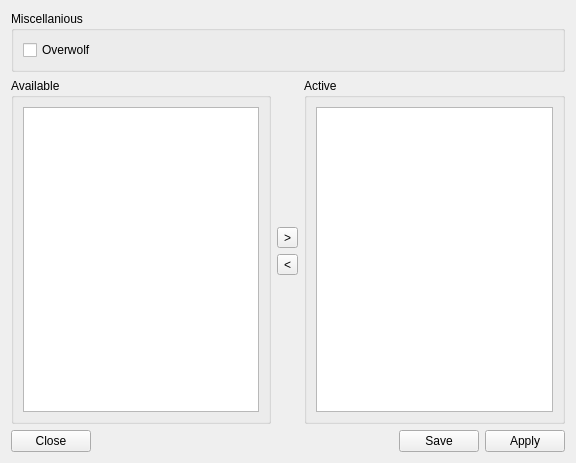
Before: the Qt Designer form scripts/customBadges/badges.ui in Bluscream/pyTSon_plugins, drawn with Qt 5.
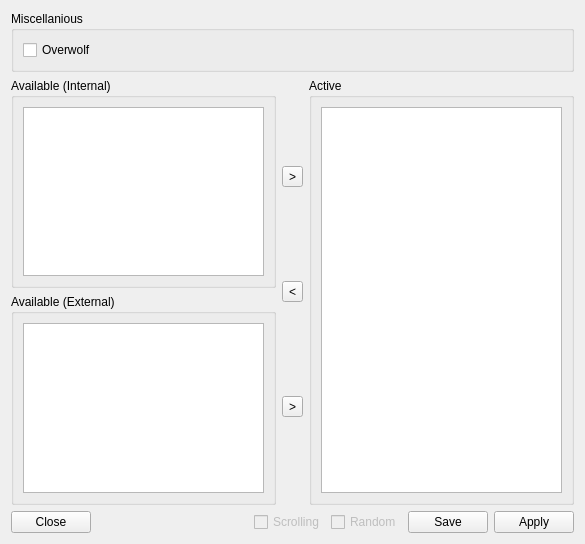
After: the same form once the commit is applied.

Diff of the .ui file:
```diff
--- a/scripts/customBadges/badges.ui
+++ b/scripts/customBadges/badges.ui
@@ -6,52 +6,28 @@
    <rect>
     <x>0</x>
     <y>0</y>
-    <width>576</width>
-    <height>463</height>
+    <width>585</width>
+    <height>544</height>
    </rect>
   </property>
   <property name="windowTitle">
    <string>Form</string>
   </property>
-  <layout class="QVBoxLayout" name="verticalLayout_2">
+  <layout class="QVBoxLayout" name="verticalLayout_3">
    <item>
     <widget class="QGroupBox" name="groupBox_3">
      <property name="title">
       <string>Miscellanious</string>
      </property>
-     <layout class="QGridLayout" name="gridLayout_3">
-      <item row="0" column="3">
-       <widget class="QLabel" name="badge1">
-        <property name="enabled">
-         <bool>true</bool>
-        </property>
-        <property name="text">
-         <string/>
-        </property>
-       </widget>
-      </item>
-      <item row="0" column="4">
-       <widget class="QLabel" name="badge2">
-        <property name="text">
-         <string/>
-        </property>
-       </widget>
-      </item>
-      <item row="0" column="0">
+     <layout class="QHBoxLayout" name="horizontalLayout_3">
+      <item>
        <widget class="QCheckBox" name="chk_overwolf">
         <property name="text">
          <string>Overwolf</string>
         </property>
        </widget>
       </item>
-      <item row="0" column="5">
-       <widget class="QLabel" name="badge3">
-        <property name="text">
-         <string/>
-        </property>
-       </widget>
-      </item>
-      <item row="0" column="1">
+      <item>
        <spacer name="horizontalSpacer">
         <property name="orientation">
          <enum>Qt::Horizontal</enum>
@@ -64,26 +40,70 @@
         </property>
        </spacer>
       </item>
+      <item>
+       <widget class="QLabel" name="badge1">
+        <property name="enabled">
+         <bool>true</bool>
+        </property>
+        <property name="text">
+         <string/>
+        </property>
+       </widget>
+      </item>
+      <item>
+       <widget class="QLabel" name="badge2">
+        <property name="text">
+         <string/>
+        </property>
+       </widget>
+      </item>
+      <item>
+       <widget class="QLabel" name="badge3">
+        <property name="text">
+         <string/>
+        </property>
+       </widget>
+      </item>
      </layout>
     </widget>
    </item>
    <item>
     <layout class="QHBoxLayout" name="horizontalLayout">
      <item>
-      <widget class="QGroupBox" name="groupBox">
-       <property name="title">
-        <string>Available</string>
-       </property>
-       <layout class="QGridLayout" name="gridLayout_2">
-        <item row="0" column="0">
-         <widget class="QListWidget" name="lst_available">
-          <property name="sortingEnabled">
-           <bool>true</bool>
-          </property>
-         </widget>
-        </item>
-       </layout>
-      </widget>
+      <layout class="QVBoxLayout" name="verticalLayout_2">
+       <item>
+        <widget class="QGroupBox" name="groupBox_4">
+         <property name="title">
+          <string>Available (Internal)</string>
+         </property>
+         <layout class="QGridLayout" name="gridLayout_3">
+          <item row="0" column="0">
+           <widget class="QListWidget" name="lst_available">
+            <property name="sortingEnabled">
+             <bool>true</bool>
+            </property>
+           </widget>
+          </item>
+         </layout>
+        </widget>
+       </item>
+       <item>
+        <widget class="QGroupBox" name="groupBox_5">
+         <property name="title">
+          <string>Available (External)</string>
+         </property>
+         <layout class="QGridLayout" name="gridLayout_2">
+          <item row="0" column="0">
+           <widget class="QListWidget" name="lst_available_ext">
+            <property name="sortingEnabled">
+             <bool>true</bool>
+            </property>
+           </widget>
+          </item>
+         </layout>
+        </widget>
+       </item>
+      </layout>
      </item>
      <item>
       <layout class="QVBoxLayout" name="verticalLayout">
@@ -107,6 +127,19 @@
          </property>
         </widget>
        </item>
+       <item>
+        <spacer name="verticalSpacer_3">
+         <property name="orientation">
+          <enum>Qt::Vertical</enum>
+         </property>
+         <property name="sizeHint" stdset="0">
+          <size>
+           <width>20</width>
+           <height>40</height>
+          </size>
+         </property>
+        </spacer>
+       </item>
        <item>
         <widget class="QToolButton" name="btn_removeactive">
          <property name="text">
@@ -114,6 +147,26 @@
          </property>
         </widget>
        </item>
+       <item>
+        <spacer name="verticalSpacer_4">
+         <property name="orientation">
+          <enum>Qt::Vertical</enum>
+         </property>
+         <property name="sizeHint" stdset="0">
+          <size>
+           <width>20</width>
+           <height>40</height>
+          </size>
+         </property>
+        </spacer>
+       </item>
+       <item>
+        <widget class="QToolButton" name="btn_addactive_ext">
+         <property name="text">
+          <string>&gt;</string>
+         </property>
+        </widget>
+       </item>
        <item>
         <spacer name="verticalSpacer">
          <property name="orientation">
@@ -172,6 +225,32 @@
        </property>
       </spacer>
      </item>
+     <item>
+      <widget class="QCheckBox" name="chk_scrolling">
+       <property name="enabled">
+        <bool>false</bool>
+       </property>
+       <property name="toolTip">
+        <string>Scrolls through your selected badges</string>
+       </property>
+       <property name="text">
+        <string>Scrolling</string>
+       </property>
+      </widget>
+     </item>
+     <item>
+      <widget class="QCheckBox" name="chk_random">
+       <property name="enabled">
+        <bool>false</bool>
+       </property>
+       <property name="toolTip">
+        <string>Changes your selected badges randomly based on the antiflood settings of each server</string>
+       </property>
+       <property name="text">
+        <string>Random</string>
+       </property>
+      </widget>
+     </item>
      <item>
       <widget class="QPushButton" name="btn_save">
        <property name="text">
```
Left out of the diff: 2 changed lines with no effect on the pictures.
